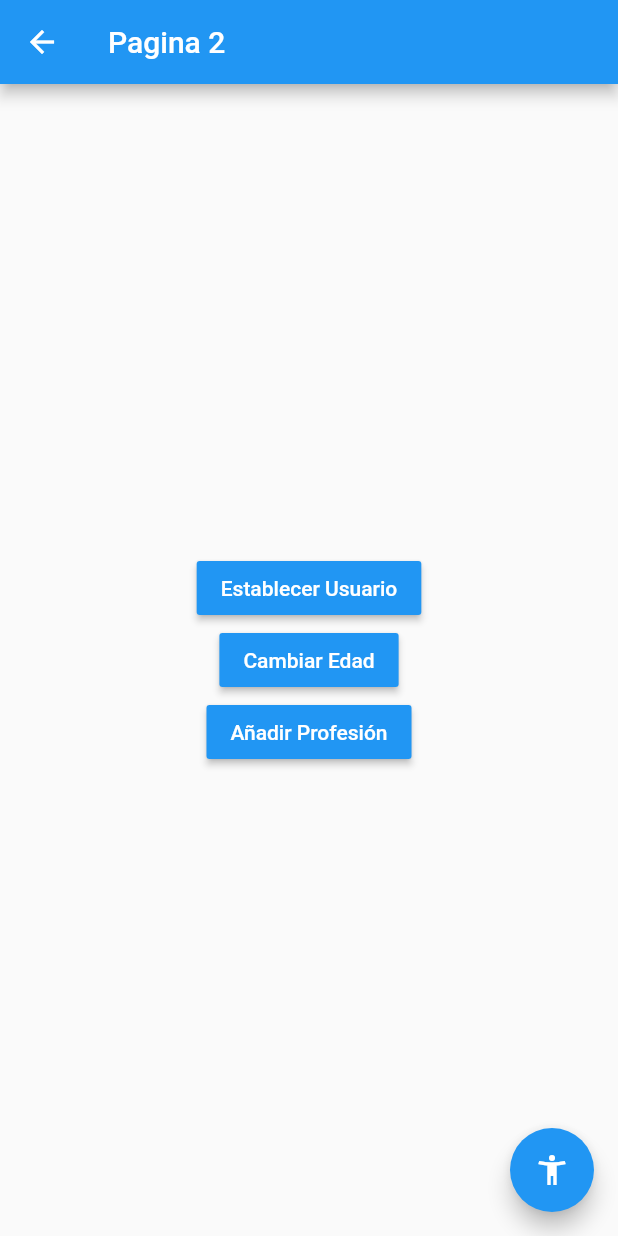
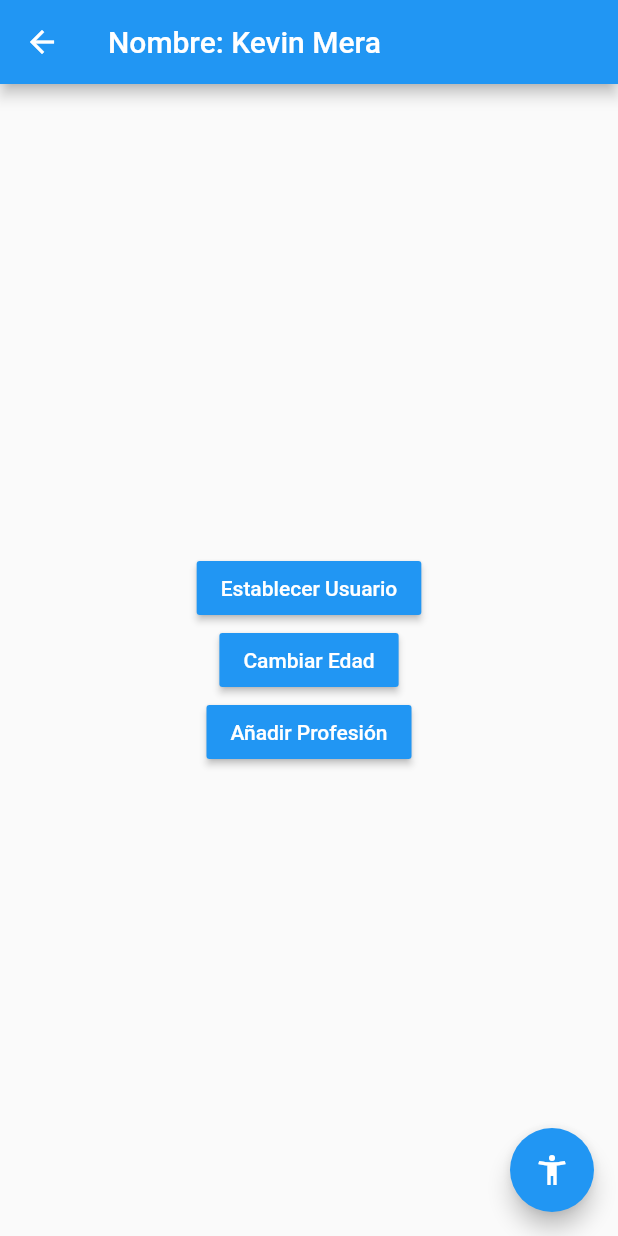
Before and after one commit to CH1GU1/estados_app, a Flutter app: the Pagina2Page screen opened by its route, after a tap on "Establecer Usuario", on a phone screen of 412 x 824 dp. Run offline on Flutter 3.47's test engine with Material 2 defaults, Android fonts, the phone set to English and light mode, and no system bars; accounts and stored records are empty.

```diff
--- a/lib/models/usuario.dart
+++ b/lib/models/usuario.dart
@@ -1,7 +1,7 @@
 class Usuario {
   String? nombre;
   int? edad;
-  List<String>? profesiones;
+  List<String>? profesiones = [];
 
-  Usuario({this.nombre, this.edad, this.profesiones});
+  Usuario({this.nombre, this.edad, this.profesiones });
 }
--- a/lib/pages/pagina1_page.dart
+++ b/lib/pages/pagina1_page.dart
@@ -1,13 +1,35 @@
+import 'package:estados_app/models/usuario.dart';
+import 'package:estados_app/services/usuario_service.dart';
 import 'package:flutter/material.dart';
+import 'package:provider/provider.dart';
 
 class Pagina1Page extends StatelessWidget {
+  const Pagina1Page({super.key});
+
   @override
   Widget build(BuildContext context) {
+    final usuarioService = Provider.of<UsuarioService>(context);
+
     return Scaffold(
       appBar: AppBar(
         title: const Text('Pagina 1'),
+        actions: [
+          IconButton(
+            icon: const Icon(Icons.exit_to_app),
+            onPressed: () {
+              // Remover el usuario
+              usuarioService.removerUsuario();
+            },
+          )
+        ],
       ),
-      body: const InformacionUsuario(),
+      body: usuarioService.existeUsuario
+          ? InformacionUsuario(
+              user: usuarioService.usuario,
+            )
+          : const Center(
+              child: Text('No hay usuario seleccionado'),
+            ),
       floatingActionButton: FloatingActionButton(
         child: const Icon(Icons.accessibility_new),
         onPressed: () => Navigator.pushNamed(context, 'pagina2'),
@@ -17,7 +39,8 @@ class Pagina1Page extends StatelessWidget {
 }
 
 class InformacionUsuario extends StatelessWidget {
-  const InformacionUsuario({super.key});
+  final Usuario user;
+  const InformacionUsuario({required this.user, super.key});
 
   @override
   Widget build(BuildContext context) {
@@ -25,34 +48,39 @@ class InformacionUsuario extends StatelessWidget {
       width: double.infinity,
       height: double.infinity,
       padding: const EdgeInsets.all(20),
-      child: const Column(
+      child: Column(
         crossAxisAlignment: CrossAxisAlignment.start,
         children: [
-          Text(
+          const Text(
             'General',
             style: TextStyle(fontSize: 18, fontWeight: FontWeight.bold),
           ),
-          Divider(),
+          const Divider(),
           ListTile(
-            title: Text('Nombre: '),
+            title: Text('Nombre: ${user.nombre}'),
           ),
           ListTile(
-            title: Text('Edad: '),
+            title: Text('Edad: ${user.edad}'),
           ),
-          Text(
+          const Text(
             'Profesiones',
             style: TextStyle(fontSize: 18, fontWeight: FontWeight.bold),
           ),
-          Divider(),
-          ListTile(
-            title: Text('Profesion1: '),
-          ),
-          ListTile(
-            title: Text('Profesion2: '),
-          ),
-          ListTile(
-            title: Text('Profesion3: '),
-          ),
+          const Divider(),
+
+          ...user.profesiones!
+              .map((profesion) => ListTile(title: Text(profesion)))
+              .toList()
+
+          // const ListTile(
+          //   title: Text('Profesion1: '),
+          // ),
+          // const ListTile(
+          //   title: Text('Profesion2: '),
+          // ),
+          // const ListTile(
+          //   title: Text('Profesion3: '),
+          // ),
         ],
       ),
     );
--- a/lib/pages/pagina2_page.dart
+++ b/lib/pages/pagina2_page.dart
@@ -1,39 +1,60 @@
+import 'package:estados_app/models/usuario.dart';
+import 'package:estados_app/services/usuario_service.dart';
 import 'package:flutter/material.dart';
+import 'package:provider/provider.dart';
 
 class Pagina2Page extends StatelessWidget {
+  const Pagina2Page({super.key});
+
   @override
   Widget build(BuildContext context) {
+    final usuarioService = Provider.of<UsuarioService>(context);
+
     return Scaffold(
       appBar: AppBar(
-        title: const Text('Pagina 2'),
+        title: usuarioService.existeUsuario
+            ? Text('Nombre: ${usuarioService.usuario.nombre}')
+            : const Text('Pagina 2'),
       ),
       body: Center(
           child: Column(
         mainAxisAlignment: MainAxisAlignment.center,
         children: [
           MaterialButton(
-            child: Text(
+            color: Colors.blue,
+            onPressed: () {
+              final newUser = Usuario(
+                  nombre: 'Kevin Mera',
+                  edad: 21,
+                  profesiones: ['Security Engineer', 'Flutter Developer']);
+              usuarioService.usuario = newUser;
+            },
+            child: const Text(
               'Establecer Usuario',
               style: TextStyle(color: Colors.white),
             ),
-            color: Colors.blue,
-            onPressed: () {},
           ),
           MaterialButton(
-            child: Text(
+            color: Colors.blue,
+            onPressed: () {
+              final usuarioService =
+                  Provider.of<UsuarioService>(context, listen: false);
+              usuarioService.cambiarEdad(30);
+            },
+            child: const Text(
               'Cambiar Edad',
               style: TextStyle(color: Colors.white),
             ),
-            color: Colors.blue,
-            onPressed: () {},
           ),
           MaterialButton(
-            child: Text(
+            color: Colors.blue,
+            child: const Text(
               'Añadir Profesión',
               style: TextStyle(color: Colors.white),
             ),
-            color: Colors.blue,
-            onPressed: () {},
+            onPressed: () {
+              usuarioService.agregarProfesion();
+            },
           ),
         ],
       )),
--- /dev/null
+++ b/lib/services/usuario_service.dart
@@ -0,0 +1,30 @@
+import 'package:estados_app/models/usuario.dart';
+import 'package:flutter/material.dart';
+
+class UsuarioService with ChangeNotifier {
+  Usuario? _usuario;
+
+  Usuario get usuario => _usuario!;
+  bool get existeUsuario => (_usuario != null) ? true : false;
+
+  set usuario(Usuario user) {
+    _usuario = user;
+    notifyListeners();
+  }
+
+  void cambiarEdad(int edad) {
+    _usuario!.edad = edad;
+    notifyListeners();
+  }
+
+  void removerUsuario() {
+    _usuario = null;
+    notifyListeners();
+  }
+
+  void agregarProfesion() {
+    _usuario?.profesiones
+        ?.add('Profesion ${_usuario!.profesiones!.length + 1}');
+    notifyListeners();
+  }
+}
--- a/pubspec.yaml
+++ b/pubspec.yaml
@@ -35,6 +35,7 @@ dependencies:
   # The following adds the Cupertino Icons font to your application.
   # Use with the CupertinoIcons class for iOS style icons.
   cupertino_icons: ^1.0.2
+  provider: ^6.0.5
 
 dev_dependencies:
   flutter_test:
```
Also changed, not shown: lib/main.dart (+11 -2 lines), pubspec.lock.
